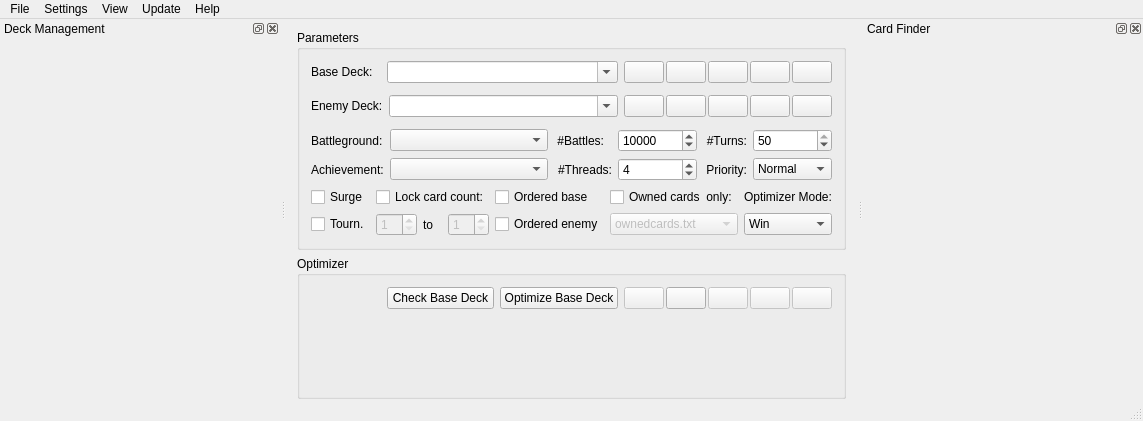
This is MainWindow.ui in WarrantyVoid/tyrant-optimize-gui as Qt 5 draws it before an edit. The edited form follows.
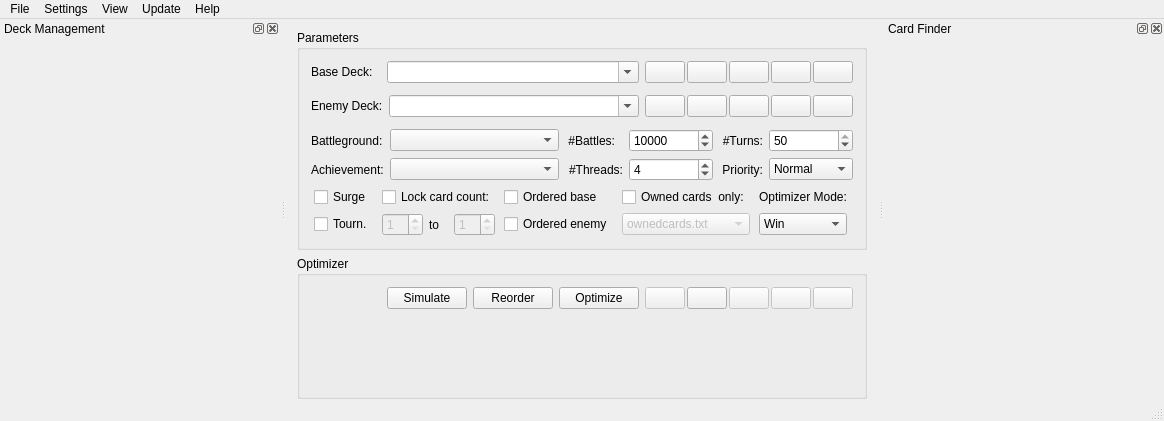
This is the edited form. Icons and pictures are not drawn. Custom widgets are drawn as their Qt base class.

Commit message: Added reorder button

The edit to the form file:
```diff
--- a/MainWindow.ui
+++ b/MainWindow.ui
@@ -810,14 +810,24 @@
             <string/>
            </property>
            <property name="text">
-            <string>Check Base Deck</string>
+            <string>Simulate</string>
+           </property>
+          </widget>
+         </item>
+         <item>
+          <widget class="QPushButton" name="reorderBaseButton">
+           <property name="toolTip">
+            <string>Optimize only order of base deck </string>
+           </property>
+           <property name="text">
+            <string>Reorder</string>
            </property>
           </widget>
          </item>
          <item>
           <widget class="QPushButton" name="optimizeBaseButton">
            <property name="text">
-            <string>Optimize Base Deck</string>
+            <string>Optimize</string>
            </property>
           </widget>
          </item>
```
Left out of the diff: 5 changed lines with no effect on the pictures. The commit also changes 2 other files.
